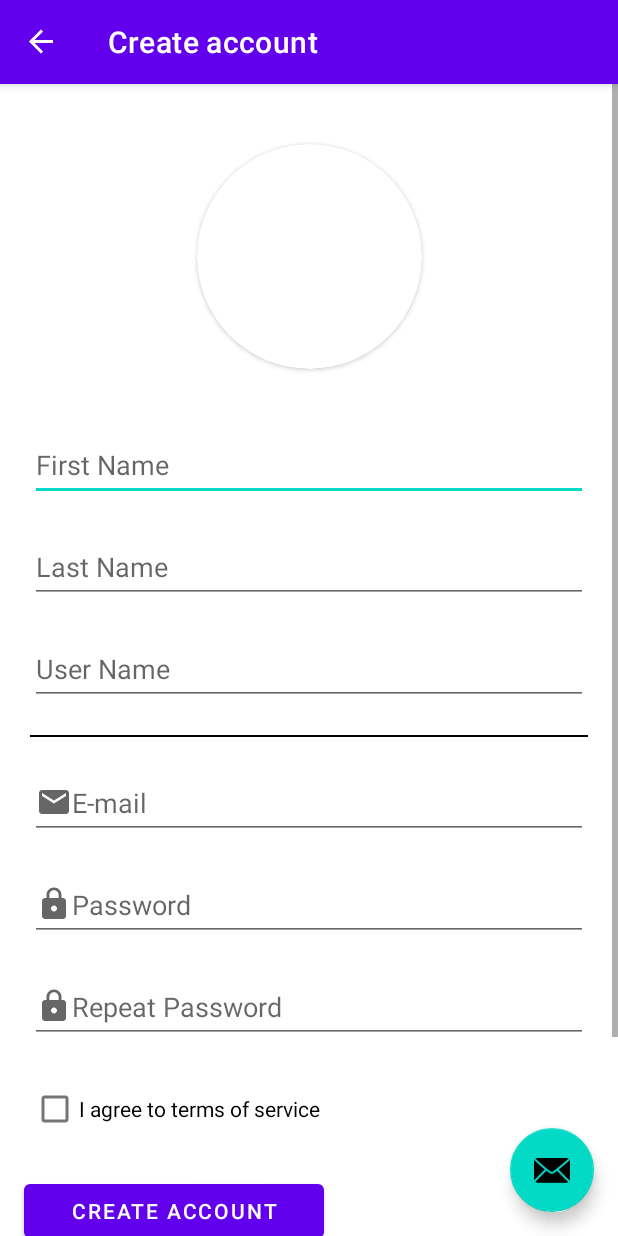
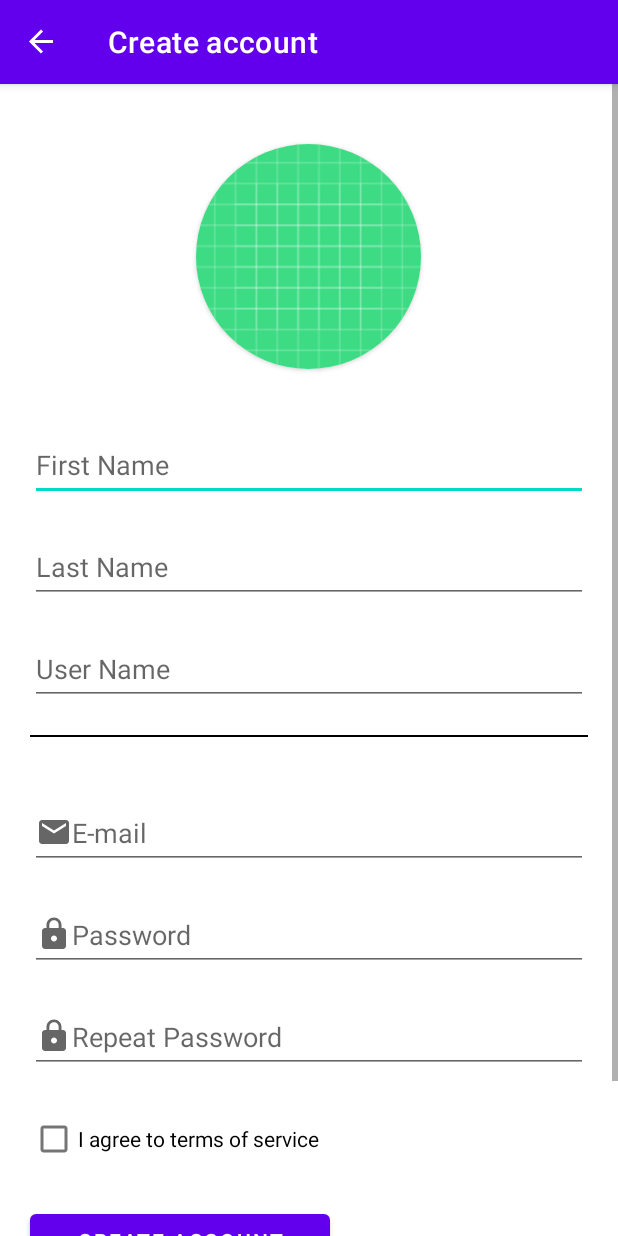
Before and after one commit to Kutaiba-Nezar-Kashmar/Multiverse_of_Geeks, an Android app: the screen it shows after launch (MainActivity), in the side drawer, after a tap on "Create account", on a phone screen of 412 x 824 dp. Run offline under Robolectric (Android 15) with nearby library versions, the phone set to English and light mode, and no system bars; our stand-ins replace navigation-ui; 1 statement that could not run was skipped.

Commit message:
layout update for create account from: constraint -> linear

```diff
--- a/app/src/main/java/io/github/kutaiba_nezar_kashmar/multiverse_of_geeks/MainActivity.kt
+++ b/app/src/main/java/io/github/kutaiba_nezar_kashmar/multiverse_of_geeks/MainActivity.kt
@@ -30,14 +30,14 @@ class MainActivity : AppCompatActivity()
 
         setSupportActionBar(binding.appBarMain.toolbar)
 
-        binding.appBarMain.fab.setOnClickListener { view ->
+        /*binding.appBarMain.fab.setOnClickListener { view ->
             Snackbar.make(
                     view,
                     "Replace with your own action",
                     Snackbar.LENGTH_LONG
                          )
                     .setAction("Action", null).show()
-        }
+        }*/
         val drawerLayout: DrawerLayout = binding.drawerLayout
         val navView: NavigationView = binding.navView
         val navController =
--- a/app/src/main/res/layout/app_bar_main.xml
+++ b/app/src/main/res/layout/app_bar_main.xml
@@ -22,13 +22,13 @@
 
     <include layout="@layout/content_main" />
 
-    <com.google.android.material.floatingactionbutton.FloatingActionButton
+    <!--<com.google.android.material.floatingactionbutton.FloatingActionButton
             android:id="@+id/fab"
             android:layout_width="wrap_content"
             android:layout_height="wrap_content"
             android:layout_gravity="bottom|end"
             android:layout_marginEnd="@dimen/fab_margin"
             android:layout_marginBottom="16dp"
-            app:srcCompat="@android:drawable/ic_dialog_email" />
+            app:srcCompat="@android:drawable/ic_dialog_email" />-->
 
 </androidx.coordinatorlayout.widget.CoordinatorLayout>
--- a/app/src/main/res/layout/fragment_create_profile.xml
+++ b/app/src/main/res/layout/fragment_create_profile.xml
@@ -1,28 +1,29 @@
 <?xml version="1.0" encoding="utf-8"?>
-<ScrollView
-        xmlns:android="http://schemas.android.com/apk/res/android"
+<ScrollView xmlns:android="http://schemas.android.com/apk/res/android"
     xmlns:app="http://schemas.android.com/apk/res-auto"
     xmlns:tools="http://schemas.android.com/tools"
     android:layout_width="match_parent"
     android:layout_height="match_parent">
 
-    <androidx.constraintlayout.widget.ConstraintLayout
+    <LinearLayout
         android:layout_width="match_parent"
-            android:layout_height="wrap_content">
+        android:layout_height="wrap_content"
+        android:orientation="vertical">
 
         <androidx.cardview.widget.CardView
+            android:id="@+id/image_card_view_holder"
             android:layout_width="wrap_content"
             android:layout_height="wrap_content"
-                app:layout_constraintEnd_toEndOf="parent"
-                app:layout_constraintStart_toStartOf="parent"
-                app:layout_constraintTop_toTopOf="parent"
+            android:layout_marginTop="40dp"
             app:cardCornerRadius="100dp"
-                android:id="@+id/image_card_view_holder"
-                android:layout_marginTop="40dp">
+            android:layout_gravity="center">
 
             <ImageView
                 android:layout_width="150dp"
-                    android:layout_height="150dp" />
+                android:layout_height="150dp"
+                android:src="@drawable/ic_launcher_background"
+                android:contentDescription="@string/profile_image_disc"
+                android:layout_gravity="center"/>
 
         </androidx.cardview.widget.CardView>
 
@@ -37,10 +38,7 @@
             android:hint="@string/f_name"
             android:inputType="text"
             android:minHeight="48dp"
-            app:layout_constraintEnd_toEndOf="parent"
-            app:layout_constraintHorizontal_bias="0.0"
-            app:layout_constraintStart_toStartOf="parent"
-            app:layout_constraintTop_toBottomOf="@+id/image_card_view_holder" />
+            android:layout_gravity="center" />
 
         <EditText
             android:id="@+id/l_name_field"
@@ -53,9 +51,7 @@
             android:hint="@string/l_name"
             android:inputType="text"
             android:minHeight="48dp"
-            app:layout_constraintEnd_toEndOf="parent"
-            app:layout_constraintStart_toStartOf="parent"
-            app:layout_constraintTop_toBottomOf="@+id/f_name_field" />
+            android:layout_gravity="center" />
 
         <EditText
             android:id="@+id/u_name_field"
@@ -68,22 +64,18 @@
             android:hint="@string/u_name"
             android:inputType="text"
             android:minHeight="48dp"
-            app:layout_constraintEnd_toEndOf="parent"
-            app:layout_constraintStart_toStartOf="parent"
-            app:layout_constraintTop_toBottomOf="@+id/l_name_field" />
+            android:layout_gravity="center"/>
 
         <View
             android:id="@+id/divider_1"
             android:layout_width="match_parent"
             android:layout_height="1dp"
-                android:background="@color/black"
-                android:layout_marginTop="9dp"
-                app:layout_constraintTop_toBottomOf="@+id/u_name_field"
-                app:layout_constraintStart_toStartOf="parent"
-                app:layout_constraintEnd_toEndOf="parent"
             android:layout_marginVertical="@dimen/edit_text_margin"
             android:layout_marginLeft="@dimen/edit_text_margin"
-                android:layout_marginRight="@dimen/edit_text_margin" />
+            android:layout_marginTop="9dp"
+            android:layout_marginRight="@dimen/edit_text_margin"
+            android:background="@color/black"
+            android:layout_gravity="center"/>
 
         <EditText
             android:id="@+id/email_field"
@@ -97,9 +89,7 @@
             android:hint="@string/email"
             android:inputType="textEmailAddress"
             android:minHeight="48dp"
-            app:layout_constraintEnd_toEndOf="parent"
-            app:layout_constraintStart_toStartOf="parent"
-            app:layout_constraintTop_toBottomOf="@+id/divider_1" />
+            android:layout_gravity="center"/>
 
         <EditText
             android:id="@+id/password_field"
@@ -108,14 +98,12 @@
             android:layout_marginLeft="@dimen/edit_text_margin"
             android:layout_marginTop="@dimen/edit_text_margin"
             android:layout_marginRight="@dimen/edit_text_margin"
+            android:autofillHints="password"
             android:drawableStart="@drawable/password_ic"
-            android:autofillHints="password"
             android:hint="@string/password"
             android:inputType="textPassword"
             android:minHeight="48dp"
-            app:layout_constraintEnd_toEndOf="parent"
-            app:layout_constraintStart_toStartOf="parent"
-            app:layout_constraintTop_toBottomOf="@+id/email_field" />
+            android:layout_gravity="center"/>
 
         <EditText
             android:id="@+id/r_password_field"
@@ -124,62 +112,53 @@
             android:layout_marginLeft="@dimen/edit_text_margin"
             android:layout_marginTop="@dimen/edit_text_margin"
             android:layout_marginRight="@dimen/edit_text_margin"
+            android:autofillHints="password"
             android:drawableStart="@drawable/password_ic"
-            android:autofillHints="password"
             android:hint="@string/r_password"
             android:inputType="textPassword"
             android:minHeight="48dp"
-            app:layout_constraintEnd_toEndOf="parent"
-            app:layout_constraintStart_toStartOf="parent"
-            app:layout_constraintTop_toBottomOf="@+id/password_field" />
+            android:layout_gravity="center"/>
 
         <CheckBox
             android:id="@+id/terms_checkbox"
             android:layout_width="wrap_content"
             android:layout_height="wrap_content"
-                app:layout_constraintStart_toStartOf="parent"
-                app:layout_constraintEnd_toEndOf="parent"
-                app:layout_constraintHorizontal_bias="0.093"
-                app:layout_constraintTop_toBottomOf="@+id/r_password_field"
+            android:layout_marginTop="@dimen/edit_text_margin"
             android:text="@string/term_checkbox"
-                android:layout_marginTop="@dimen/edit_text_margin"/>
+            android:layout_gravity="start"
+            android:layout_marginStart="@dimen/edit_text_margin"/>
 
         <Button
             android:id="@+id/create_account_button"
             android:layout_width="200dp"
             android:layout_height="wrap_content"
+            android:layout_marginTop="@dimen/edit_text_margin"
             android:text="@string/create_account_button"
-                app:layout_constraintTop_toBottomOf="@+id/terms_checkbox"
-                app:layout_constraintStart_toStartOf="parent"
-                app:layout_constraintEnd_toEndOf="parent"
-                android:layout_marginTop="@dimen/edit_text_margin"
-                app:layout_constraintHorizontal_bias="0.075" />
+            android:layout_gravity="start"
+            android:layout_marginStart="@dimen/edit_text_margin"/>
 
         <View
             android:id="@+id/divider_2"
             android:layout_width="match_parent"
             android:layout_height="1dp"
-                android:background="@color/black"
-                app:layout_constraintTop_toBottomOf="@+id/create_account_button"
-                app:layout_constraintStart_toStartOf="parent"
+            android:layout_marginLeft="@dimen/edit_text_margin"
             android:layout_marginTop="@dimen/edit_text_margin"
             android:layout_marginRight="@dimen/edit_text_margin"
-                android:layout_marginLeft="@dimen/edit_text_margin"
-                app:layout_constraintEnd_toEndOf="parent" />
+            android:background="@color/black"
+            android:layout_gravity="center"/>
 
         <TextView
             android:id="@+id/go_to_login_text"
             android:layout_width="wrap_content"
             android:layout_height="wrap_content"
+            android:layout_marginLeft="@dimen/edit_text_margin"
+            android:layout_marginTop="@dimen/edit_text_margin"
+            android:layout_marginRight="@dimen/edit_text_margin"
             android:text="@string/already_have_account"
-                app:layout_constraintTop_toBottomOf="@+id/divider_2"
-                app:layout_constraintStart_toStartOf="parent"
-                app:layout_constraintEnd_toEndOf="parent"
-                android:layout_marginTop="@dimen/edit_text_margin"
-                app:layout_constraintHorizontal_bias="0.186"
-                android:textSize="30sp"/>
+            android:textSize="20sp"
+            android:layout_gravity="start"/>
 
 
-    </androidx.constraintlayout.widget.ConstraintLayout>
+    </LinearLayout>
 
 </ScrollView>
--- a/app/src/main/res/values/strings.xml
+++ b/app/src/main/res/values/strings.xml
@@ -21,6 +21,7 @@
     <string name="term_checkbox">I agree to terms of service</string>
     <string name="create_account_button">Create account</string>
     <string name="already_have_account">Already have and account? go to Login window to login to your account</string>
+    <string name="profile_image_disc">Her goes the profile image</string>
 
     <!--navbar strings-->
     <string name="create_profile_nav">Create account</string>
```
Lines whose indentation alone changed are shown as unchanged.
